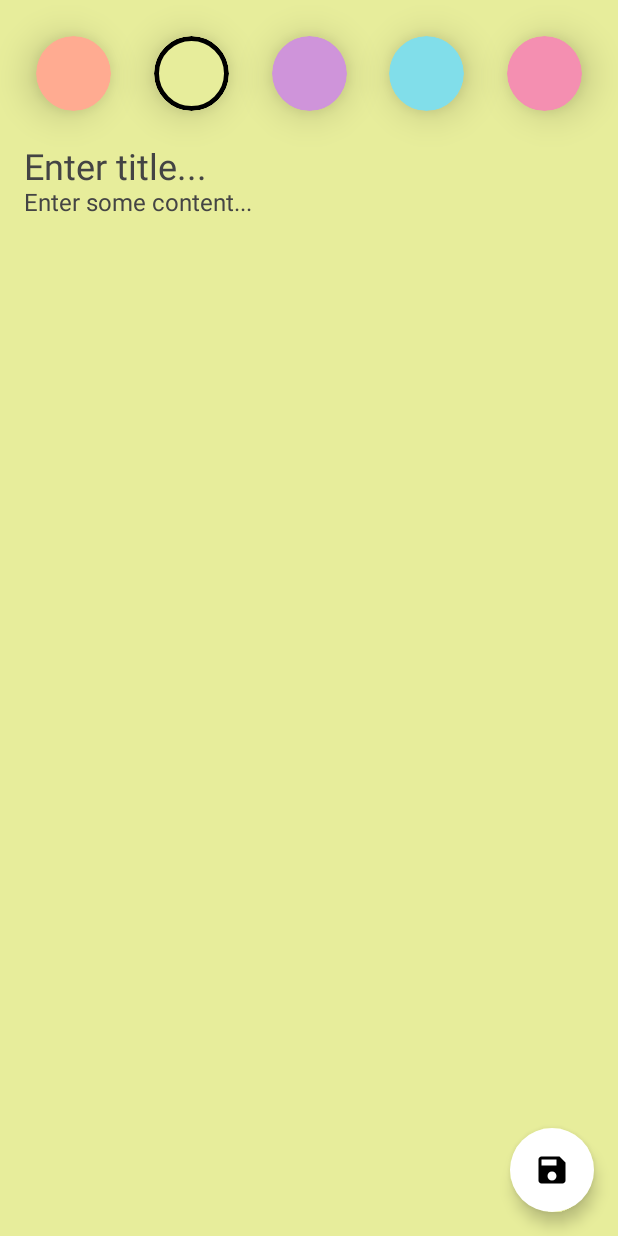
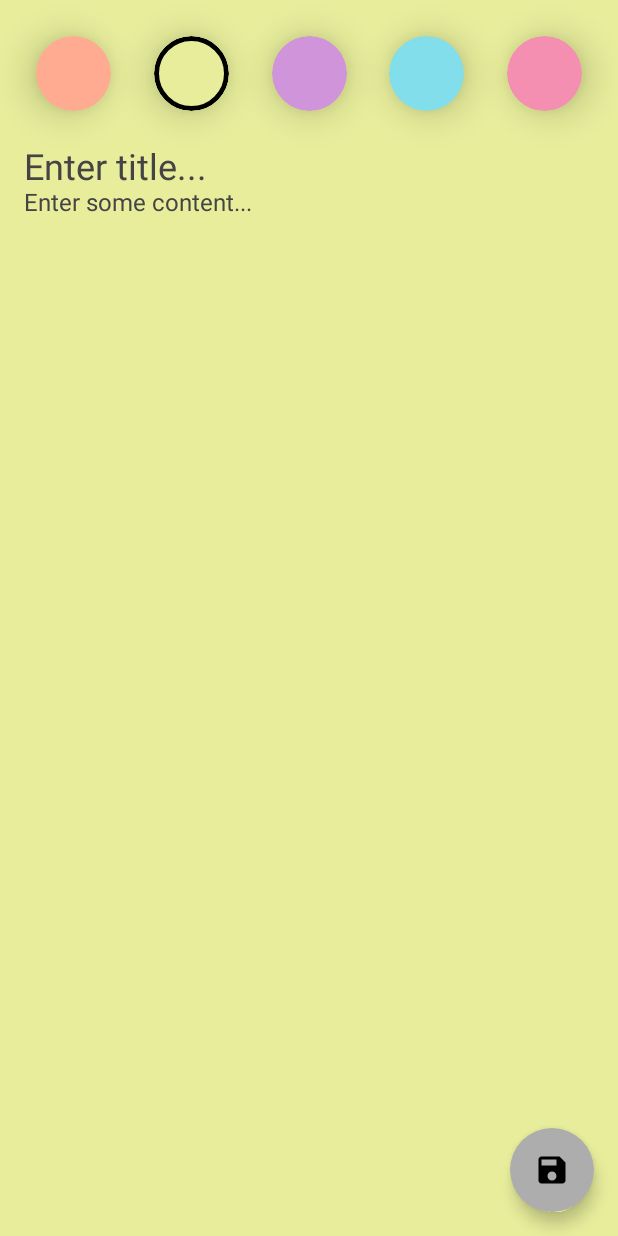
Before and after one commit to paulnjoroge789016/CleanArchNotes, an Android app built with Jetpack Compose: the screen it shows after launch (MainActivity), after a tap on "Add note", on a phone screen of 412 x 824 dp. Run offline under Robolectric (Android 15) with nearby library versions, the light colour scheme and no system bars; our stand-ins replace Dagger/Hilt's generated code, Room's generated code; 1 other tap on this screen came first.

Commit message:
Final App

```diff
--- a/app/src/main/AndroidManifest.xml
+++ b/app/src/main/AndroidManifest.xml
@@ -5,9 +5,9 @@
     <application
         android:name=".NoteApp"
         android:allowBackup="true"
-        android:icon="@mipmap/ic_launcher"
+        android:icon="@drawable/icon"
         android:label="@string/app_name"
-        android:roundIcon="@mipmap/ic_launcher_round"
+        android:roundIcon="@drawable/icon"
         android:supportsRtl="true"
         android:theme="@style/Theme.CleanArchNotes">
         <activity
--- a/app/src/main/java/com/paul/cleanarchnotes/feature_note/presentation/add_edit_note/components/components/AddEditNoteScreen.kt
+++ b/app/src/main/java/com/paul/cleanarchnotes/feature_note/presentation/add_edit_note/components/components/AddEditNoteScreen.kt
@@ -5,6 +5,7 @@ import androidx.compose.animation.core.tween
 import androidx.compose.foundation.background
 import androidx.compose.foundation.border
 import androidx.compose.foundation.clickable
+import androidx.compose.foundation.isSystemInDarkTheme
 import androidx.compose.foundation.layout.*
 import androidx.compose.foundation.shape.CircleShape
 import androidx.compose.material.*
@@ -25,6 +26,7 @@ import androidx.navigation.NavController
 import com.paul.cleanarchnotes.feature_note.domain.model.Note
 import com.paul.cleanarchnotes.feature_note.presentation.add_edit_note.components.AddEditNoteEvent
 import com.paul.cleanarchnotes.feature_note.presentation.add_edit_note.components.AddEditNoteViewModel
+import com.paul.cleanarchnotes.ui.theme.GrayColor
 import kotlinx.coroutines.flow.collectLatest
 import kotlinx.coroutines.launch
 
@@ -70,7 +72,7 @@ fun AddEditNoteScreen(
             onClick = {
                 viewModel.onEvent(AddEditNoteEvent.SaveNote)
             },
-            backgroundColor = MaterialTheme.colors.primary
+            backgroundColor = if(isSystemInDarkTheme()) MaterialTheme.colors.primary else GrayColor
         ) {
             Icon(imageVector = Icons.Default.Save, contentDescription = "Save Note")
         }
--- a/app/src/main/java/com/paul/cleanarchnotes/feature_note/presentation/notes/NotesScreen.kt
+++ b/app/src/main/java/com/paul/cleanarchnotes/feature_note/presentation/notes/NotesScreen.kt
@@ -1,7 +1,8 @@
-package com.paul.cleanarchnotes.feature_note.presentation.notes.components
+package com.paul.cleanarchnotes.feature_note.presentation.notes
 
 import androidx.compose.animation.*
 import androidx.compose.foundation.clickable
+import androidx.compose.foundation.isSystemInDarkTheme
 import androidx.compose.foundation.layout.*
 import androidx.compose.foundation.lazy.LazyColumn
 import androidx.compose.foundation.lazy.items
@@ -13,12 +14,14 @@ import androidx.compose.runtime.Composable
 import androidx.compose.runtime.rememberCoroutineScope
 import androidx.compose.ui.Alignment
 import androidx.compose.ui.Modifier
+import androidx.compose.ui.graphics.Color
 import androidx.compose.ui.unit.dp
 import androidx.hilt.navigation.compose.hiltViewModel
 import androidx.navigation.NavController
-import com.paul.cleanarchnotes.feature_note.presentation.notes.NotesEvent
-import com.paul.cleanarchnotes.feature_note.presentation.notes.NotesViewModel
+import com.paul.cleanarchnotes.feature_note.presentation.notes.components.NoteItem
+import com.paul.cleanarchnotes.feature_note.presentation.notes.components.OrderSection
 import com.paul.cleanarchnotes.feature_note.presentation.util.Screen
+import com.paul.cleanarchnotes.ui.theme.GrayColor
 import kotlinx.coroutines.launch
 
 @ExperimentalAnimationApi
@@ -39,7 +42,7 @@ fun NotesScreen(
                 onClick = {
                     navController.navigate(Screen.AddEditNoteScreen.route)
                 },
-                backgroundColor = MaterialTheme.colors.primary
+                backgroundColor = if(isSystemInDarkTheme()) MaterialTheme.colors.primary else GrayColor
             ) {
                 Icon(imageVector = Icons.Default.Add, contentDescription = "Add note")
             }
--- a/app/src/main/java/com/paul/cleanarchnotes/ui/theme/Color.kt
+++ b/app/src/main/java/com/paul/cleanarchnotes/ui/theme/Color.kt
@@ -2,7 +2,7 @@ package com.paul.cleanarchnotes.ui.theme
 
 import androidx.compose.ui.graphics.Color
 
-
+//dark theme
 val DarkGray = Color(0xFF202020)
 val LightBlue = Color(0xFFD7E8DE)
 
@@ -11,3 +11,8 @@ val RedPink = Color(0xfff48fb1)
 val BabyBlue = Color(0xff81deea)
 val Violet = Color(0xffcf94da)
 val LightGreen = Color(0xffe7ed9b)
+
+
+//light Theme
+val LightGray = Color(0xFFCAC9CC)
+val GrayColor = Color(0xFFADADAD)
--- a/app/src/main/java/com/paul/cleanarchnotes/ui/theme/Theme.kt
+++ b/app/src/main/java/com/paul/cleanarchnotes/ui/theme/Theme.kt
@@ -15,10 +15,18 @@ private val DarkColorPalette = darkColors(
     onSurface = DarkGray
 )
 
+private val LightColorPalette = darkColors(
+    primary = Color.Black,
+    background = LightGray,
+    onBackground = Color.Black,
+    surface = LightBlue,
+    onSurface = DarkGray
+)
+
 @Composable
-fun CleanArchNotesTheme(darkTheme: Boolean = true, content: @Composable() () -> Unit) {
+fun CleanArchNotesTheme(darkTheme: Boolean = isSystemInDarkTheme(), content: @Composable() () -> Unit) {
     MaterialTheme(
-        colors = DarkColorPalette,
+        colors = if (darkTheme) DarkColorPalette else LightColorPalette,
         typography = Typography,
         shapes = Shapes,
         content = content
```
Also changed, not shown: app/src/main/java/com/paul/cleanarchnotes/ui/theme/MainActivity.kt (+1 -6 lines), app/src/main/res/drawable-hdpi/icon.png (added), app/src/main/res/drawable-ldpi/icon.png (added), app/src/main/res/drawable-mdpi/icon.png (added), app/src/main/res/drawable-xhdpi/icon.png (added), app/src/main/res/drawable-xxhdpi/icon.png (added), app/src/main/res/drawable-xxxhdpi/icon.png (added).
